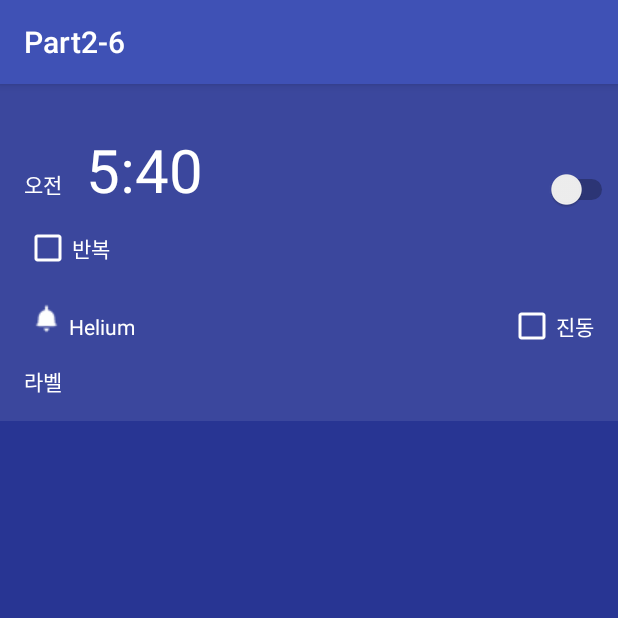
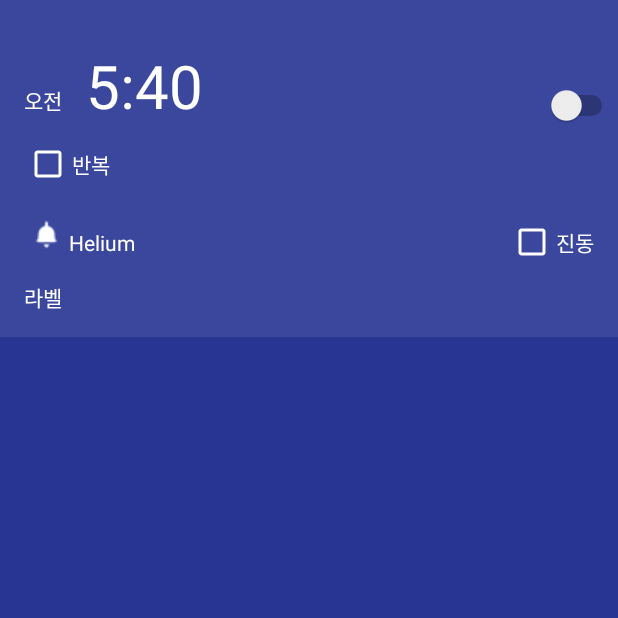
Before and after one commit to Jasonarea/AndroidStudy, an Android app: the screen it shows after launch (MainActivity), on a phone screen of 412 x 824 dp, the top half of it. Run offline under Robolectric (Android 15) with nearby library versions, the phone set to English and light mode, and no system bars; Roboto replaces fonts that are not available here.

Commit message:
Today I studied 0706

```diff
--- a/build.gradle
+++ b/build.gradle
@@ -8,7 +8,7 @@ buildscript {
     }
     dependencies {
         classpath 'com.android.tools.build:gradle:3.1.2'
-
+        classpath 'io.realm:realm-gradle-plugin:2.2.0'
 
         // NOTE: Do not place your application dependencies here; they belong
         // in the individual module build.gradle files
--- a/part2-6/src/main/res/values/styles.xml
+++ b/part2-6/src/main/res/values/styles.xml
@@ -3,9 +3,9 @@
     <!-- Base application theme. -->
     <style name="AppTheme" parent="Theme.AppCompat.Light.DarkActionBar">
         <!-- Customize your theme here. -->
-        <item name="colorPrimary">@color/colorPrimary</item>
-        <item name="colorPrimaryDark">@color/colorPrimaryDark</item>
-        <item name="colorAccent">@color/colorAccent</item>
+        <item name = "windowNoTitle">true</item>
+        <item name = "windowActionBar">false</item>
+        <item name = "android:windowFullscreen">true</item>
     </style>
 
 </resources>
--- a/part3-8/build.gradle
+++ b/part3-8/build.gradle
@@ -1,5 +1,5 @@
 apply plugin: 'com.android.application'
-//apply plugin: 'realm-android'
+apply plugin: 'realm-android'
 
 android {
     compileSdkVersion 26
--- a/part3-8/src/main/java/com/example/hyeon/part3_8/Lab8_2Activity.java
+++ b/part3-8/src/main/java/com/example/hyeon/part3_8/Lab8_2Activity.java
@@ -24,7 +24,6 @@ public class Lab8_2Activity extends AppCompatActivity implements View.OnClickLis
 
         addBtn.setOnClickListener(this);
     }
-
     @Override
     public void onClick(View v) {
         final String title = titleView.getText().toString();
@@ -32,7 +31,7 @@ public class Lab8_2Activity extends AppCompatActivity implements View.OnClickLis
 
         Realm.init(this);
         Realm mRealm = Realm.getDefaultInstance();
-        mRealm.executeTransaction(new Realm.Transaction() {
+        mRealm.executeTransaction(new Realm.Transaction(){
             @Override
             public void execute(Realm realm) {
                 MemoVO vo = realm.createObject(MemoVO.class);
--- a/part3-8/src/main/java/com/example/hyeon/part3_8/RealmReadActivity.java
+++ b/part3-8/src/main/java/com/example/hyeon/part3_8/RealmReadActivity.java
@@ -14,7 +14,7 @@ public class RealmReadActivity extends AppCompatActivity {
         super.onCreate(savedInstanceState);
         setContentView(R.layout.activity_realm_read);
 
-        TextView titleView = (TextView)findViewById(R.id.realm_add_title);
+        TextView titleView = (TextView)findViewById(R.id.realm_read_title);
         TextView contentview = (TextView)findViewById(R.id.realm_read_content);
 
         //넘어온 title 문자열 추출
```
